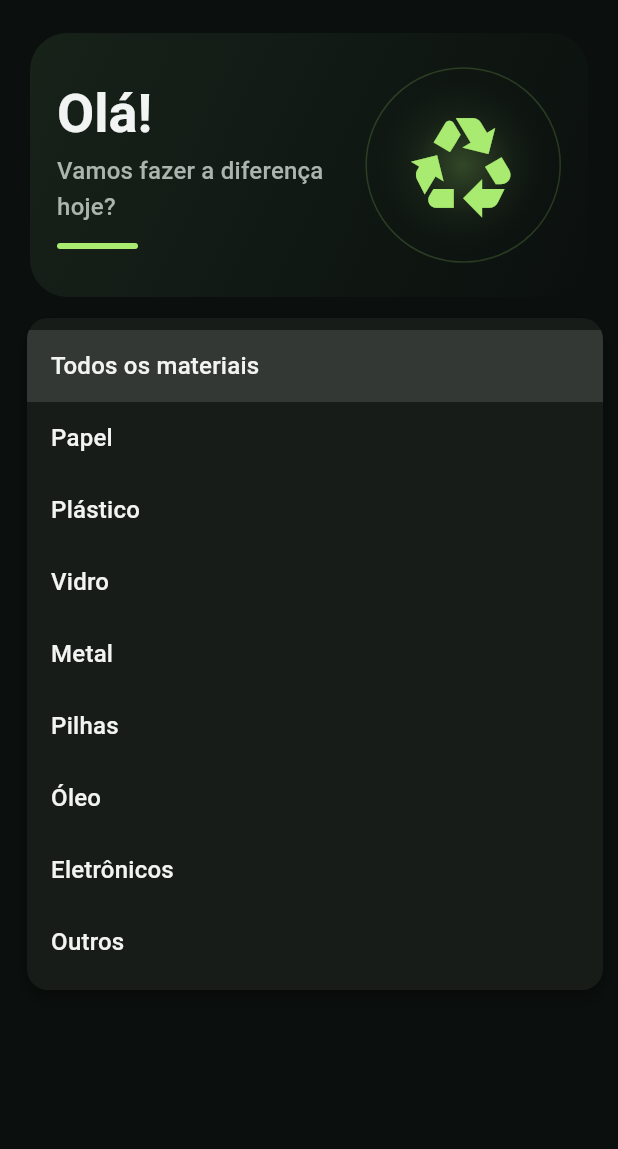
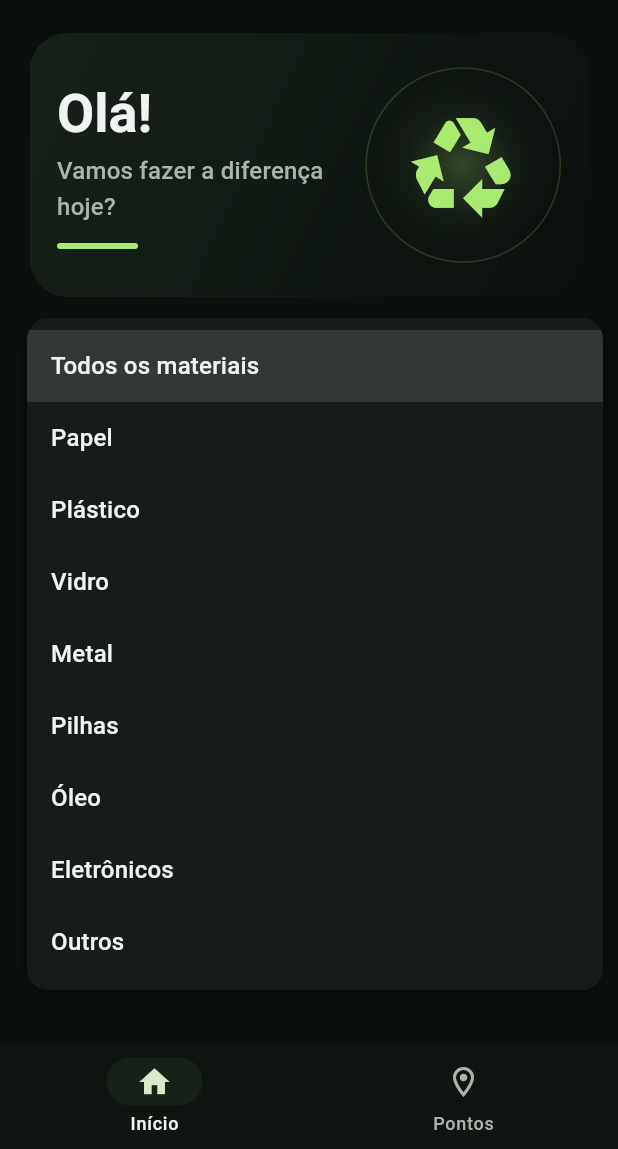
Before and after one commit to eemanuel0/App-Sustentavel, a Flutter app: the screen it shows after launch, after a tap on "Todos os materiais", on a phone screen of 412 x 824 dp, the part 87-1236 px from its top. Run offline on Flutter 3.47's test engine with Material 3 defaults, Android fonts, the phone set to English and light mode, and no system bars; our stand-ins replace shared_preferences.

Commit message:
Adiciona pontos de coleta e navegação inferior

```diff
--- a/lib/main.dart
+++ b/lib/main.dart
@@ -1,6 +1,6 @@
 import 'package:flutter/material.dart';
 
-import 'screens/tela_inicio.dart';
+import 'screens/tela_principal.dart';
 
 void main() {
   runApp(const EcoDescarteApp());
@@ -93,7 +93,7 @@ class EcoDescarteApp extends StatelessWidget {
           ),
         ),
       ),
-      home: const TelaInicio(),
+      home: const TelaPrincipal(),
     );
   }
 }
--- a/lib/screens/tela_inicio.dart
+++ b/lib/screens/tela_inicio.dart
@@ -119,12 +119,11 @@ class _TelaInicioState extends State<TelaInicio> {
         ? '1 pendente'
         : '$pendentes pendentes';
 
-    return Scaffold(
-      body: SafeArea(
-        child: Center(
+    return Center(
       child: ConstrainedBox(
         constraints: const BoxConstraints(maxWidth: 560),
         child: ListView(
+          primary: false,
           padding: const EdgeInsets.fromLTRB(20, 18, 20, 24),
           children: [
             const _Cabecalho(),
@@ -148,9 +147,7 @@ class _TelaInicioState extends State<TelaInicio> {
                     dropdownColor: cores.surfaceContainer,
                     borderRadius: BorderRadius.circular(14),
                     items: [
-                          const DropdownMenuItem(
-                            child: Text('Todos os materiais'),
-                          ),
+                      const DropdownMenuItem(child: Text('Todos os materiais')),
                       for (final material in MaterialDescarte.values)
                         DropdownMenuItem(
                           value: material,
@@ -227,10 +224,7 @@ class _TelaInicioState extends State<TelaInicio> {
                   padding: const EdgeInsets.all(18),
                   child: Row(
                     children: [
-                          Icon(
-                            Icons.inventory_2_outlined,
-                            color: cores.primary,
-                          ),
+                      Icon(Icons.inventory_2_outlined, color: cores.primary),
                       const SizedBox(width: 12),
                       Expanded(
                         child: Text(
@@ -257,8 +251,6 @@ class _TelaInicioState extends State<TelaInicio> {
                       : null,
                 ),
           ],
-            ),
-          ),
         ),
       ),
     );
--- /dev/null
+++ b/lib/screens/tela_pontos.dart
@@ -0,0 +1,196 @@
+import 'package:flutter/material.dart';
+
+import '../data/pontos_coleta.dart';
+import '../models/descarte.dart';
+import '../models/ponto_coleta.dart';
+
+class TelaPontos extends StatefulWidget {
+  const TelaPontos({super.key});
+
+  @override
+  State<TelaPontos> createState() => _TelaPontosState();
+}
+
+class _TelaPontosState extends State<TelaPontos> {
+  MaterialDescarte? _materialSelecionado;
+
+  @override
+  Widget build(BuildContext context) {
+    final tema = Theme.of(context);
+    final cores = tema.colorScheme;
+    final pontosVisiveis = _materialSelecionado == null
+        ? pontosColeta
+        : pontosColeta
+              .where(
+                (ponto) => ponto.materiais.containsKey(_materialSelecionado),
+              )
+              .toList();
+
+    return Center(
+      child: ConstrainedBox(
+        constraints: const BoxConstraints(maxWidth: 560),
+        child: ListView(
+          primary: false,
+          padding: const EdgeInsets.fromLTRB(20, 22, 20, 24),
+          children: [
+            Text(
+              'Pontos de coleta',
+              style: tema.textTheme.headlineMedium?.copyWith(
+                fontWeight: FontWeight.bold,
+              ),
+            ),
+            const SizedBox(height: 8),
+            Row(
+              children: [
+                Icon(
+                  Icons.location_on_outlined,
+                  color: cores.primary,
+                  size: 20,
+                ),
+                const SizedBox(width: 6),
+                Flexible(
+                  child: Text(
+                    'Vitória da Conquista · BA',
+                    style: tema.textTheme.bodyLarge?.copyWith(
+                      color: cores.onSurfaceVariant,
+                    ),
+                  ),
+                ),
+              ],
+            ),
+            const SizedBox(height: 20),
+            Wrap(
+              spacing: 8,
+              runSpacing: 4,
+              children: [
+                _filtro(null, cores),
+                for (final material in MaterialDescarte.values)
+                  _filtro(material, cores),
+              ],
+            ),
+            const SizedBox(height: 16),
+            Text(
+              pontosVisiveis.length == 1
+                  ? '1 ponto de coleta'
+                  : '${pontosVisiveis.length} pontos de coleta',
+              style: tema.textTheme.labelLarge,
+            ),
+            const SizedBox(height: 10),
+            if (pontosVisiveis.isEmpty)
+              const Text('Nenhum ponto listado para este material.')
+            else
+              for (final ponto in pontosVisiveis) _CartaoPonto(ponto: ponto),
+          ],
+        ),
+      ),
+    );
+  }
+
+  ChoiceChip _filtro(MaterialDescarte? material, ColorScheme cores) {
+    final selecionado = _materialSelecionado == material;
+    return ChoiceChip(
+      label: Text(material?.nome ?? 'Todos'),
+      selected: selecionado,
+      showCheckmark: false,
+      selectedColor: cores.primary,
+      labelStyle: TextStyle(
+        color: selecionado ? cores.onPrimary : cores.onSurface,
+      ),
+      shape: const StadiumBorder(),
+      onSelected: (marcado) {
+        setState(() => _materialSelecionado = marcado ? material : null);
+      },
+    );
+  }
+}
+
+class _CartaoPonto extends StatelessWidget {
+  const _CartaoPonto({required this.ponto});
+
+  final PontoColeta ponto;
+
+  @override
+  Widget build(BuildContext context) {
+    final tema = Theme.of(context);
+    final cores = tema.colorScheme;
+    final referencia = ponto.referencia;
+    final estiloDetalhes = tema.textTheme.bodyMedium?.copyWith(
+      color: cores.onSurfaceVariant,
+    );
+
+    return Card(
+      margin: const EdgeInsets.only(bottom: 12),
+      color: cores.surfaceContainer,
+      shape: RoundedRectangleBorder(
+        borderRadius: BorderRadius.circular(20),
+        side: BorderSide(color: cores.outlineVariant),
+      ),
+      child: Padding(
+        padding: const EdgeInsets.all(16),
+        child: Column(
+          crossAxisAlignment: CrossAxisAlignment.start,
+          children: [
+            Text(
+              ponto.nome,
+              style: tema.textTheme.titleLarge?.copyWith(
+                fontWeight: FontWeight.bold,
+              ),
+            ),
+            const SizedBox(height: 8),
+            Row(
+              crossAxisAlignment: CrossAxisAlignment.start,
+              children: [
+                Icon(
+                  Icons.location_on_outlined,
+                  size: 18,
+                  color: cores.primary,
+                ),
+                const SizedBox(width: 8),
+                Expanded(
+                  child: Text(
+                    referencia == null
+                        ? ponto.endereco
+                        : '${ponto.endereco}\n$referencia',
+                    style: estiloDetalhes,
+                  ),
+                ),
+              ],
+            ),
+            const SizedBox(height: 8),
+            Text(ponto.horario, style: estiloDetalhes),
+            const SizedBox(height: 10),
+            if (ponto.materiais.isEmpty)
+              Text(
+                'Consulte o local sobre os materiais aceitos.',
+                style: estiloDetalhes,
+              )
+            else
+              Wrap(
+                spacing: 6,
+                runSpacing: 6,
+                children: [
+                  for (final material in ponto.materiais.values)
+                    DecoratedBox(
+                      decoration: BoxDecoration(
+                        borderRadius: BorderRadius.circular(14),
+                        border: Border.all(color: cores.outlineVariant),
+                      ),
+                      child: Padding(
+                        padding: const EdgeInsets.symmetric(
+                          horizontal: 9,
+                          vertical: 4,
+                        ),
+                        child: Text(
+                          material,
+                          style: tema.textTheme.labelMedium,
+                        ),
+                      ),
+                    ),
+                ],
+              ),
+          ],
+        ),
+      ),
+    );
+  }
+}
--- /dev/null
+++ b/lib/screens/tela_principal.dart
@@ -0,0 +1,52 @@
+import 'package:flutter/material.dart';
+
+import 'tela_inicio.dart';
+import 'tela_pontos.dart';
+
+class TelaPrincipal extends StatefulWidget {
+  const TelaPrincipal({super.key});
+
+  @override
+  State<TelaPrincipal> createState() => _TelaPrincipalState();
+}
+
+class _TelaPrincipalState extends State<TelaPrincipal> {
+  int _abaSelecionada = 0;
+
+  @override
+  Widget build(BuildContext context) {
+    return PopScope(
+      canPop: _abaSelecionada == 0,
+      onPopInvokedWithResult: (voltou, _) {
+        if (!voltou && _abaSelecionada != 0) {
+          setState(() => _abaSelecionada = 0);
+        }
+      },
+      child: Scaffold(
+        body: SafeArea(
+          // Ao trocar de aba, o filtro e a lista do Início continuam na memória.
+          child: IndexedStack(
+            index: _abaSelecionada,
+            children: const [TelaInicio(), TelaPontos()],
+          ),
+        ),
+        bottomNavigationBar: NavigationBar(
+          selectedIndex: _abaSelecionada,
+          onDestinationSelected: (aba) => setState(() => _abaSelecionada = aba),
+          destinations: const [
+            NavigationDestination(
+              icon: Icon(Icons.home_outlined),
+              selectedIcon: Icon(Icons.home),
+              label: 'Início',
+            ),
+            NavigationDestination(
+              icon: Icon(Icons.location_on_outlined),
+              selectedIcon: Icon(Icons.location_on),
+              label: 'Pontos',
+            ),
+          ],
+        ),
+      ),
+    );
+  }
+}
```
Also changed, not shown: lib/data/pontos_coleta.dart (added, +50 -0 lines), lib/models/ponto_coleta.dart (added, +17 -0 lines), 1 other file. Lines whose indentation alone changed are shown as unchanged.
